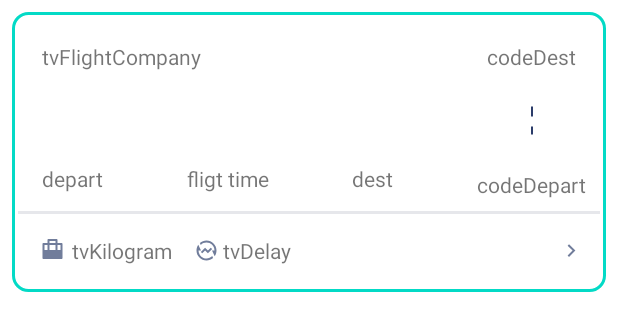
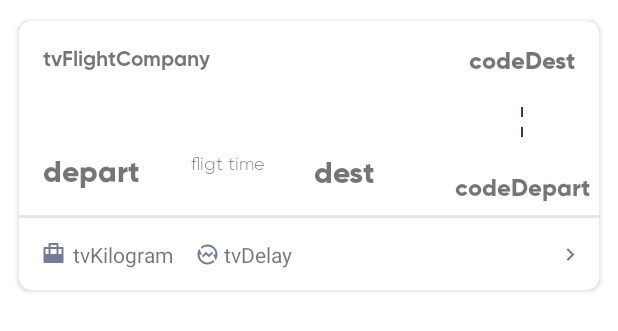
Before and after one commit to vindicta43/FlightappDemo, an Android app: the layout flight_layout.xml on its own in the app's theme, with its tools: preview values and no code run, on a phone screen of 412 x 824 dp. Shown: the top 331 px of the screen. Run offline under Robolectric (Android 15) with nearby library versions, the phone set to English and light mode, and no system bars.

Commit message:
airport and flight layout design improved. Flight time can be calculated now

```diff
--- a/app/src/main/java/com/example/flightappdemo/utils/FlightViewHolder.kt
+++ b/app/src/main/java/com/example/flightappdemo/utils/FlightViewHolder.kt
@@ -28,22 +28,23 @@ class FlightViewHolder(container: ViewGroup) :
 
 
     fun bind(modelFlight: ModelFlight) {
-        val millisecondsDepart = modelFlight.flightDepartureTime.seconds * 1000 + modelFlight.flightDepartureTime.nanoseconds / 1000000
-        val millisecondsDest = modelFlight.flightDestinationTime.seconds * 1000 + modelFlight.flightDestinationTime.nanoseconds / 1000000
-        val millisecondsFlight = millisecondsDest - millisecondsDepart
+        val departDate = modelFlight.flightDepartureTime.toDate()
+        val destDate = modelFlight.flightDestinationTime.toDate()
 
+        // difference between departure and destination
+        val flightTime = destDate.time - departDate.time
+        val diffHour = (flightTime / 3600000) % 24
+        val diffMin = (flightTime / 60000) % 60
+
+        // formatting to string and 24h format
+        // https://www.geeksforgeeks.org/find-the-duration-of-difference-between-two-dates-in-java/
         val dateFormat = SimpleDateFormat("kk:mm")
-        val newDateDepart = Date(millisecondsDepart)
-        val newDateDest = Date(millisecondsDest)
-        val newDateFlight = Date(millisecondsFlight)
-
-        val departTime = dateFormat.format(newDateDepart).toString()
-        val destTime = dateFormat.format(newDateDest).toString()
-        val flight = dateFormat.format(newDateFlight).toString()
+        val departTime = dateFormat.format(departDate).toString()
+        val destTime = dateFormat.format(destDate).toString()
 
         tvFlightCompany.text = modelFlight.flightCompany
         tvFlightDepartureTime.text = departTime
-        tvFlightTime.text = flight
+        tvFlightTime.text = "${diffHour}h ${diffMin}m"
         tvFlightDestinationTime.text = destTime
         tvFlightCodeDeparture.text = modelFlight.flightDepartureCode
         tvFlightCodeDestination.text = modelFlight.flightDestinationCode
--- a/app/src/main/res/layout/airports_layout.xml
+++ b/app/src/main/res/layout/airports_layout.xml
@@ -25,6 +25,7 @@
                 android:layout_width="wrap_content"
                 android:layout_height="wrap_content"
                 android:layout_margin="16dp"
+                android:fontFamily="@font/gilroy_bold"
                 app:layout_constraintStart_toStartOf="parent"
                 app:layout_constraintTop_toTopOf="parent"/>
 
@@ -35,6 +36,7 @@
                 android:layout_height="wrap_content"
                 android:layout_marginTop="8dp"
                 android:layout_marginStart="16dp"
+                android:fontFamily="@font/gilroy_regular"
                 app:layout_constraintStart_toStartOf="parent"
                 app:layout_constraintTop_toBottomOf="@id/tvAirportCode"
                 />
@@ -46,6 +48,7 @@
                 android:layout_height="wrap_content"
                 android:layout_marginStart="16dp"
                 android:layout_marginTop="16dp"
+                android:fontFamily="@font/gilroy_medium"
                 app:layout_constraintStart_toStartOf="parent"
                 app:layout_constraintTop_toBottomOf="@id/tvAirportName"/>
 
--- a/app/src/main/res/layout/flight_layout.xml
+++ b/app/src/main/res/layout/flight_layout.xml
@@ -5,10 +5,15 @@
     android:orientation="vertical"
     android:layout_width="wrap_content"
     android:layout_height="wrap_content"
-    android:padding="4dp"
     android:layout_margin="8dp"
-    android:gravity="center"
-    android:background="@drawable/flight_layout_bg" >
+    android:gravity="center" >
+
+    <androidx.cardview.widget.CardView
+        android:layout_width="wrap_content"
+        android:layout_height="wrap_content"
+        app:cardCornerRadius="8dp"
+        android:elevation="4dp"
+        app:cardUseCompatPadding="true">
 
         <androidx.constraintlayout.widget.ConstraintLayout
             android:layout_width="match_parent"
@@ -19,6 +24,7 @@
                 android:layout_width="wrap_content"
                 android:layout_height="wrap_content"
                 android:layout_margin="16dp"
+                android:fontFamily="@font/gilroy_bold"
                 android:text="tvFlightCompany"
                 app:layout_constraintStart_toStartOf="parent"
                 app:layout_constraintTop_toTopOf="parent" />
@@ -27,32 +33,36 @@
                 android:id="@+id/tvFlightDepartureTime"
                 android:layout_width="wrap_content"
                 android:layout_height="wrap_content"
+                android:layout_margin="16dp"
+                android:fontFamily="@font/gilroy_extra_bold"
                 android:text="depart"
-            app:layout_constraintBottom_toBottomOf="@+id/tvFlightTime"
-            app:layout_constraintStart_toStartOf="@id/tvFlightCompany"
-            app:layout_constraintTop_toTopOf="@+id/tvFlightTime" />
+                android:textSize="20dp"
+                app:layout_constraintBottom_toTopOf="@+id/space"
+                app:layout_constraintStart_toStartOf="parent" />
 
             <TextView
                 android:id="@+id/tvFlightTime"
                 android:layout_width="wrap_content"
                 android:layout_height="wrap_content"
+                android:fontFamily="@font/gilroy_light"
                 android:text="fligt time"
-            app:layout_constraintBottom_toBottomOf="@+id/tvFlightDestinationTime"
+                android:textSize="12dp"
                 app:layout_constraintEnd_toStartOf="@+id/tvFlightDestinationTime"
-            app:layout_constraintHorizontal_bias="0.5"
                 app:layout_constraintStart_toEndOf="@+id/tvFlightDepartureTime"
-            app:layout_constraintTop_toTopOf="@+id/tvFlightDestinationTime" />
+                app:layout_constraintTop_toTopOf="@+id/tvFlightDepartureTime" />
 
             <TextView
                 android:id="@+id/tvFlightDestinationTime"
                 android:layout_width="wrap_content"
                 android:layout_height="wrap_content"
+                android:layout_marginBottom="15dp"
+                android:fontFamily="@font/gilroy_extra_bold"
                 android:text="dest"
-            android:layout_marginBottom="12dp"
+                android:textSize="20dp"
                 app:layout_constraintBottom_toTopOf="@+id/space"
-            app:layout_constraintEnd_toStartOf="@+id/tvFlightCodeDeparture"
-            app:layout_constraintHorizontal_bias="0.5"
-            app:layout_constraintStart_toEndOf="@+id/tvFlightTime" />
+                app:layout_constraintTop_toTopOf="@+id/tvFlightTime"
+                app:layout_constraintEnd_toStartOf="@id/guideline2"
+                app:layout_constraintStart_toEndOf="@id/tvFlightTime" />
 
             <TextView
                 android:id="@+id/tvFlightCodeDestination"
@@ -62,6 +72,8 @@
                 android:layout_marginEnd="16dp"
                 android:layout_marginBottom="8dp"
                 android:text="codeDest"
+                android:textSize="16dp"
+                android:fontFamily="@font/gilroy_extra_bold"
                 app:layout_constraintBottom_toTopOf="@+id/imageView17"
                 app:layout_constraintEnd_toEndOf="parent"
                 app:layout_constraintTop_toTopOf="parent" />
@@ -73,6 +85,8 @@
                 android:layout_marginTop="8dp"
                 android:layout_marginBottom="8dp"
                 android:text="codeDepart"
+                android:textSize="16dp"
+                android:fontFamily="@font/gilroy_extra_bold"
                 app:layout_constraintBottom_toTopOf="@+id/space"
                 app:layout_constraintEnd_toEndOf="@id/tvFlightCodeDestination"
                 app:layout_constraintStart_toStartOf="@id/tvFlightCodeDestination"
@@ -80,9 +94,10 @@
 
             <ImageView
                 android:id="@+id/imageView17"
-            android:layout_width="20dp"
-            android:layout_height="50dp"
-            android:scaleType="fitXY"
+                android:layout_width="24dp"
+                android:layout_height="48dp"
+                android:scaleType="centerCrop"
+                android:adjustViewBounds="true"
                 android:src="@drawable/view_dash_vertical"
                 app:layout_constraintBottom_toTopOf="@+id/tvFlightCodeDeparture"
                 app:layout_constraintEnd_toEndOf="@id/tvFlightCodeDestination"
@@ -149,6 +164,15 @@
                 app:layout_constraintEnd_toEndOf="parent"
                 app:layout_constraintTop_toBottomOf="@id/space" />
 
+            <androidx.constraintlayout.widget.Guideline
+                android:id="@+id/guideline2"
+                android:layout_width="wrap_content"
+                android:layout_height="wrap_content"
+                android:orientation="vertical"
+                app:layout_constraintGuide_end="116dp" />
+
         </androidx.constraintlayout.widget.ConstraintLayout>
 
+    </androidx.cardview.widget.CardView>
+
 </LinearLayout>
```
Lines whose indentation alone changed are shown as unchanged.
